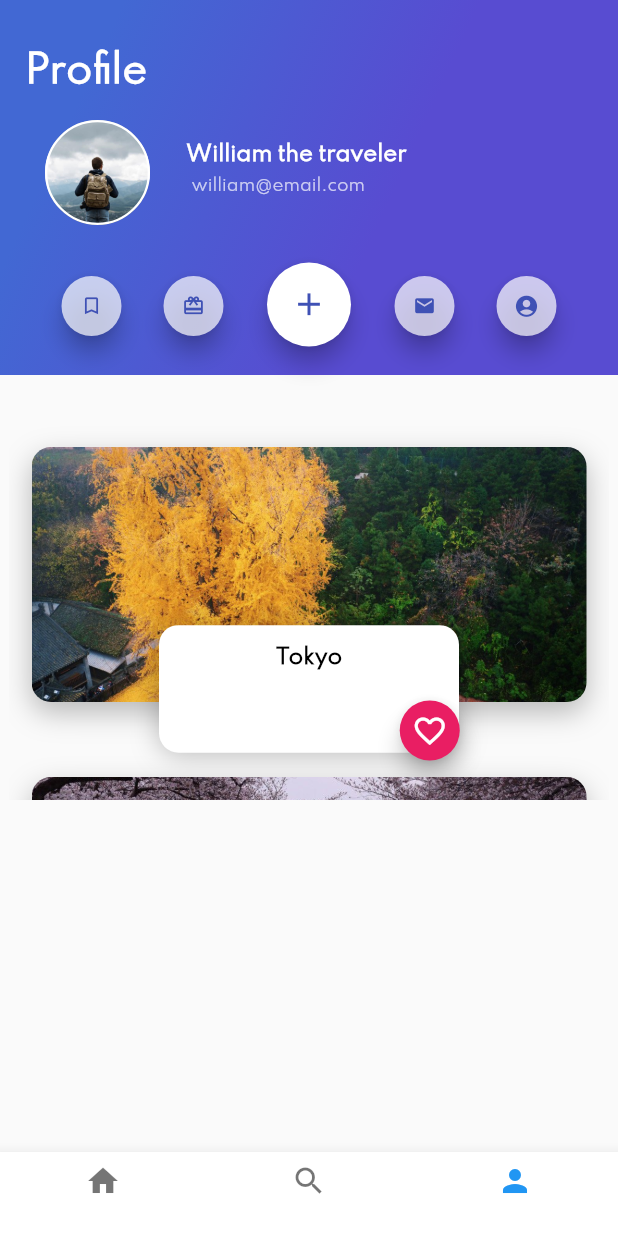
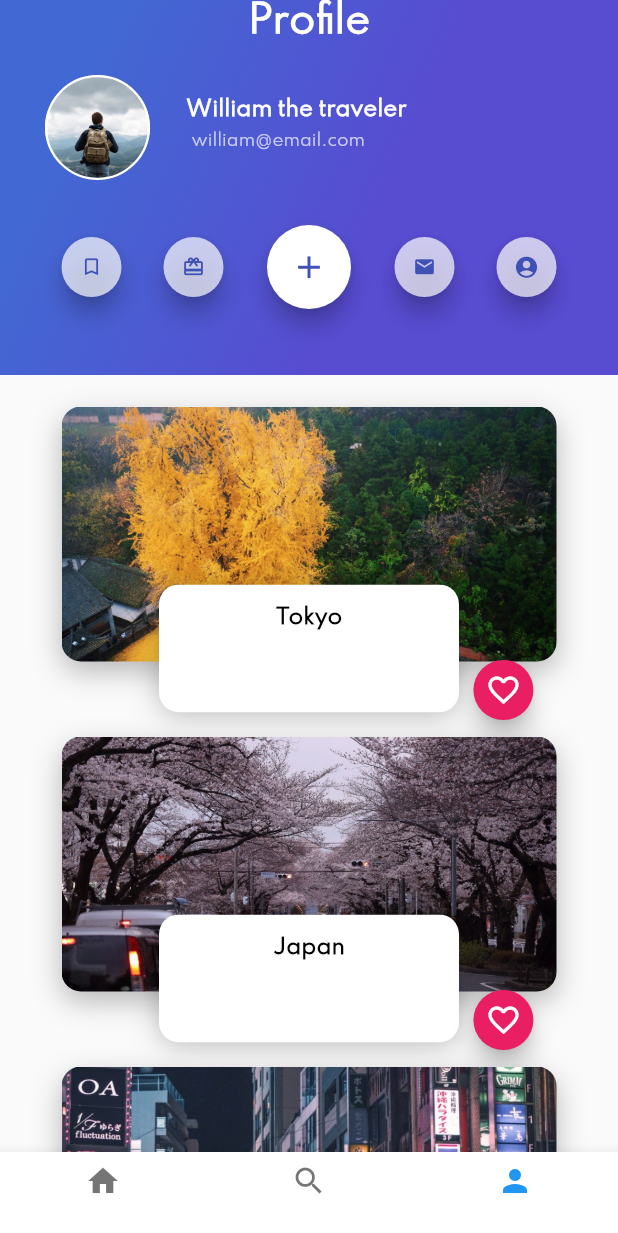
Before and after one commit to IgnacioCazcarra/AppTrips-interface, a Flutter app: the screen it shows after launch, item 3 of the bottom bar chosen, on a phone screen of 412 x 824 dp. Shown: the top 1233 px of the screen. Run offline on Flutter 3.47's test engine with Material 2 defaults, Android fonts, the phone set to English and light mode, and no system bars; Roboto replaces fonts that are missing (Profile).

Commit message:
Correcion del profile, favbutton sigue sin funcionar, ultima imagen out of window

```diff
--- a/lib/addcircle_button.dart
+++ b/lib/addcircle_button.dart
@@ -15,8 +15,7 @@ class AddcircleButton extends StatelessWidget {
         child: Container(
           margin: EdgeInsets.only(
             left: 15.0,
-            right: 15.0,
-            bottom: 2.0
+            right: 15.0
           ),
           child: FloatingActionButton(
               backgroundColor: Colors.white,
--- a/lib/gradient_back.dart
+++ b/lib/gradient_back.dart
@@ -23,10 +23,10 @@ class GradientBack extends StatelessWidget{
       ),
     child: Text(
     title,
+    textAlign: TextAlign.center,
     style: TextStyle(
-    fontSize: 25.0,
-    fontFamily: title,
-    color: Colors.white,
+      fontSize: 25.0,
+      color: Colors.white,
       fontWeight: FontWeight.bold
     ),
     ),
--- a/lib/profile_buttons.dart
+++ b/lib/profile_buttons.dart
@@ -9,9 +9,12 @@ class ProfileButtons extends StatelessWidget{
   @override
   Widget build(BuildContext context) {
     // TODO: implement build
-    return Stack(
-      children: <Widget>[
-        Row(
+    return Padding(
+      padding: EdgeInsets.symmetric(
+          horizontal: 0.0,
+          vertical: 5.0
+      ),
+      child: Row(
           mainAxisAlignment: MainAxisAlignment.center,
           children: <Widget>[
             BookmarkButton(),
@@ -21,7 +24,6 @@ class ProfileButtons extends StatelessWidget{
             AccountcircleButton()
           ],
         )
-      ],
     );
   }
 
--- a/lib/profile_images.dart
+++ b/lib/profile_images.dart
@@ -47,7 +47,7 @@ class ProfileImages extends StatelessWidget{
     );
 
     final image = Container(
-      width: 400.0,
+      width: 330.0,
       height: 170.0,
       alignment: Alignment.center,
       margin: EdgeInsets.only(
@@ -78,7 +78,7 @@ class ProfileImages extends StatelessWidget{
         image,
         description,
         Container(
-          alignment: Alignment(0.5,1.9),
+          alignment: Alignment(0.8, 1.25),
           child: FavButton()
         ),
       ],
--- a/lib/profile_images_list.dart
+++ b/lib/profile_images_list.dart
@@ -6,18 +6,20 @@ class ProfileimagesList extends StatelessWidget{
   Widget build(BuildContext context) {
     // TODO: implement build
     return Container(
-      height: 300.0,
-      width: 400.0,
-      child: ListView(
-        scrollDirection: Axis.vertical,
-        padding: EdgeInsets.all(15.0),
+      margin: EdgeInsets.only(
+        top: 10.0,
+        left: 20.0,
+        right: 20.0,
+        bottom: 10.0
+        ),
+      child: Column(
         children: <Widget>[
           ProfileImages("assets/images/japan1.jpg","Tokyo" ,"Lorem ipsum"),
-          ProfileImages("assets/images/japan2.jpg","Tokyo", "Lorem ipsum"),
+          ProfileImages("assets/images/japan2.jpg","Japan", "Lorem ipsum"),
           ProfileImages("assets/images/japan3.jpg","Shibuya" ,"Lorem ipsum"),
           ProfileImages("assets/images/japan4.jpg","Ueno" ,"Lorem ipsum"),
         ],
-      ),
+      )
     );
   }
 
--- a/lib/profile_info.dart
+++ b/lib/profile_info.dart
@@ -17,7 +17,7 @@ class ProfileInfo extends StatelessWidget{
       height: 70,
       width: 70,
       margin: EdgeInsets.only(
-        top: 80,
+        top: 20,
         left: 30,
         bottom: 25
       ),
@@ -35,7 +35,7 @@ class ProfileInfo extends StatelessWidget{
 
     final name = Container(
       margin: EdgeInsets.only(
-        top: 95,
+        top: 35,
         left: 24,
       ),
       child: Text(
--- a/lib/profile_trips.dart
+++ b/lib/profile_trips.dart
@@ -10,14 +10,24 @@ class ProfileTrips extends StatelessWidget{
 
     return Stack(
       children: <Widget>[
-        GradientBack("Profile"),
-        Column(
+        GradientBack(""),
+        ListView(
+          scrollDirection: Axis.vertical,
           children: <Widget>[
+            Text(
+              "Profile",
+              textAlign: TextAlign.center,
+              style: TextStyle(
+                fontWeight: FontWeight.bold,
+                color: Colors.white,
+                fontSize: 25.0
+              ),
+            ),
             ProfileInfo("assets/images/traveler.jpg", "William the traveler", "william@email.com"),
             ProfileButtons(),
             ProfileimagesList()
           ],
-        )
+        ),
       ],
     );
   }
```
